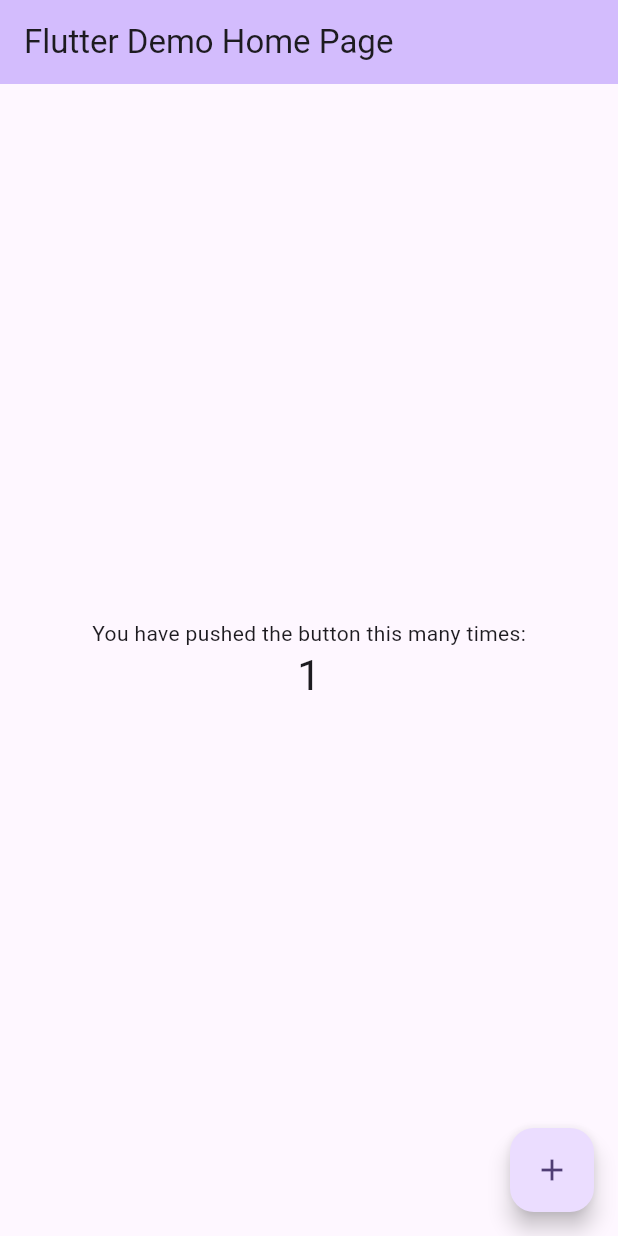
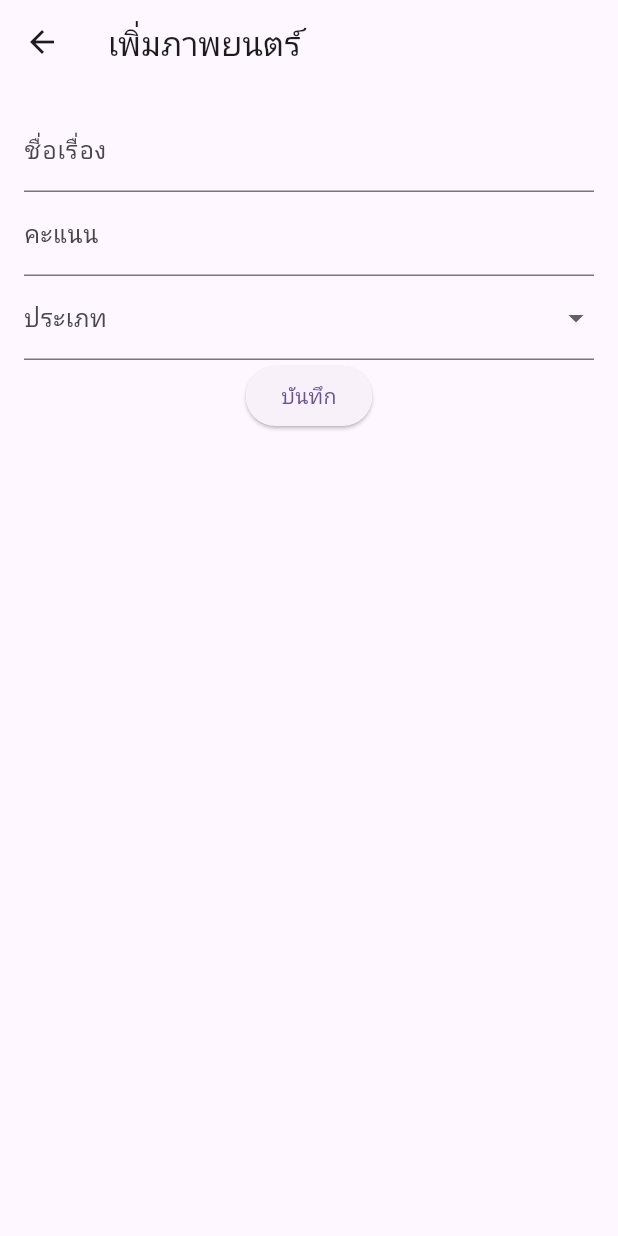
Before and after one commit to chalamphonw/movie_app, a Flutter app: the screen it shows after launch, after a tap on the "add" icon, on a phone screen of 412 x 824 dp. Run offline on Flutter 3.47's test engine with Material 3 defaults, Android fonts, the phone set to English and light mode, and no system bars; our stand-ins replace sembast; statements that could not run were skipped.

Commit message:
65311132

```diff
--- /dev/null
+++ b/lib/add_edit_movie_page.dart
@@ -0,0 +1,107 @@
+import 'package:flutter/material.dart';
+import 'movie_model.dart';
+
+class AddEditMoviePage extends StatefulWidget {
+  final Movie? movie;
+
+  const AddEditMoviePage({super.key, this.movie});
+
+  @override
+  State<AddEditMoviePage> createState() => _AddEditMoviePageState();
+}
+
+class _AddEditMoviePageState extends State<AddEditMoviePage> {
+  final _formKey = GlobalKey<FormState>();
+  final _titleController = TextEditingController();
+  final _ratingController = TextEditingController();
+  String? _genre;
+  DateTime _releaseDate = DateTime.now();
+
+  @override
+  void initState() {
+    super.initState();
+    if (widget.movie != null) {
+      _titleController.text = widget.movie!.title;
+      _ratingController.text = widget.movie!.rating.toString();
+      _genre = widget.movie!.genre;
+      _releaseDate = widget.movie!.releaseDate;
+    }
+  }
+
+  @override
+  Widget build(BuildContext context) {
+    return Scaffold(
+      appBar: AppBar(
+        title: Text(widget.movie == null ? 'เพิ่มภาพยนตร์' : 'แก้ไขภาพยนตร์'),
+      ),
+      body: Padding(
+        padding: const EdgeInsets.all(16.0),
+        child: Form(
+          key: _formKey,
+          child: Column(
+            children: <Widget>[
+              TextFormField(
+                controller: _titleController,
+                decoration: const InputDecoration(labelText: 'ชื่อเรื่อง'),
+                validator: (value) {
+                  if (value == null || value.isEmpty) {
+                    return 'กรุณาใส่ชื่อเรื่อง';
+                  }
+                  return null;
+                },
+              ),
+              TextFormField(
+                controller: _ratingController,
+                decoration: const InputDecoration(labelText: 'คะแนน'),
+                keyboardType: TextInputType.number,
+                validator: (value) {
+                  if (value == null || value.isEmpty) {
+                    return 'กรุณาใส่คะแนน';
+                  }
+                  return null;
+                },
+              ),
+              DropdownButtonFormField<String>(
+                value: _genre,
+                items: <String>['Action', 'Comedy', 'Drama', 'Sci-Fi']
+                    .map((String value) {
+                  return DropdownMenuItem<String>(
+                    value: value,
+                    child: Text(value),
+                  );
+                }).toList(),
+                onChanged: (newValue) {
+                  setState(() {
+                    _genre = newValue;
+                  });
+                },
+                decoration: const InputDecoration(labelText: 'ประเภท'),
+                validator: (value) {
+                  if (value == null || value.isEmpty) {
+                    return 'กรุณาเลือกประเภท';
+                  }
+                  return null;
+                },
+              ),
+              ElevatedButton(
+                onPressed: () {
+                  if (_formKey.currentState!.validate()) {
+                    final movie = Movie(
+                      id: widget.movie?.id,
+                      title: _titleController.text,
+                      rating: int.parse(_ratingController.text),
+                      genre: _genre!,
+                      releaseDate: _releaseDate,
+                    );
+                    Navigator.pop(context, movie);
+                  }
+                },
+                child: const Text('บันทึก'),
+              ),
+            ],
+          ),
+        ),
+      ),
+    );
+  }
+}
--- /dev/null
+++ b/lib/database_helper.dart
@@ -0,0 +1,35 @@
+class Movie {
+  int? id;
+  String title;
+  int rating;
+  String genre;
+  DateTime releaseDate;
+
+  Movie({
+    this.id,
+    required this.title,
+    required this.rating,
+    required this.genre,
+    required this.releaseDate,
+  });
+
+  Map<String, dynamic> toMap() {
+    return {
+      'id': id,
+      'title': title,
+      'rating': rating,
+      'genre': genre,
+      'releaseDate': releaseDate.toIso8601String(), // แปลง DateTime เป็น String
+    };
+  }
+
+  factory Movie.fromMap(Map<String, dynamic> map) {
+    return Movie(
+      id: map['id'],
+      title: map['title'],
+      rating: map['rating'],
+      genre: map['genre'],
+      releaseDate: DateTime.parse(map['releaseDate']), // แปลง String เป็น DateTime
+    );
+  }
+}
--- /dev/null
+++ b/lib/home_page.dart
@@ -0,0 +1,91 @@
+import 'package:flutter/material.dart';
+import 'add_edit_movie_page.dart';
+// ignore: library_prefixes
+import 'database_helper.dart' as dbHelperLib;
+// ignore: library_prefixes
+import 'movie_model.dart' as movieModelLib;
+
+class HomePage extends StatefulWidget {
+  const HomePage({super.key, required this.title});
+
+  final String title;
+
+  @override
+  State<HomePage> createState() => _HomePageState();
+}
+
+class _HomePageState extends State<HomePage> {
+  final dbHelper = dbHelperLib.DatabaseHelper.instance;
+  List<movieModelLib.Movie> movies = [];
+
+  @override
+  void initState() {
+    super.initState();
+    _refreshMovieList();
+  }
+
+  Future<void> _refreshMovieList() async {
+    final movieList = await dbHelper.getMovies();
+    setState(() {
+      movies = movieList;
+    });
+  }
+
+  @override
+  Widget build(BuildContext context) {
+    return Scaffold(
+      appBar: AppBar(
+        backgroundColor: Theme.of(context).colorScheme.inversePrimary,
+        title: Text(widget.title),
+      ),
+      body: ListView.builder(
+        itemCount: movies.length,
+        itemBuilder: (context, index) {
+          final movie = movies[index];
+          return Dismissible(
+            key: Key(movie.id.toString()),
+            onDismissed: (direction) async {
+              await dbHelper.deleteMovie(movie.id!);
+              _refreshMovieList();
+              // ignore: use_build_context_synchronously
+              ScaffoldMessenger.of(context).showSnackBar(
+                const SnackBar(content: Text('ภาพยนตร์ถูกลบแล้ว')),
+              );
+            },
+            background: Container(color: Colors.red),
+            child: ListTile(
+              title: Text(movie.title),
+              subtitle: Text('คะแนน: ${movie.rating}, ประเภท: ${movie.genre}'),
+              onTap: () async {
+                final result = await Navigator.push(
+                  context,
+                  MaterialPageRoute(
+                    builder: (context) => AddEditMoviePage(movie: movie),
+                  ),
+                );
+                if (result != null) {
+                  await dbHelper.updateMovie(result);
+                  _refreshMovieList();
+                }
+              },
+            ),
+          );
+        },
+      ),
+      floatingActionButton: FloatingActionButton(
+        onPressed: () async {
+          final result = await Navigator.push(
+            context,
+            MaterialPageRoute(builder: (context) => const AddEditMoviePage()),
+          );
+          if (result != null) {
+            await dbHelper.insertMovie(result);
+            _refreshMovieList();
+          }
+        },
+        tooltip: 'เพิ่มภาพยนตร์',
+        child: const Icon(Icons.add),
+      ),
+    );
+  }
+}
--- a/lib/main.dart
+++ b/lib/main.dart
@@ -1,4 +1,5 @@
 import 'package:flutter/material.dart';
+import 'home_page.dart';
 
 void main() {
   runApp(const MyApp());
@@ -7,119 +8,15 @@ void main() {
 class MyApp extends StatelessWidget {
   const MyApp({super.key});
 
-  // This widget is the root of your application.
   @override
   Widget build(BuildContext context) {
     return MaterialApp(
-      title: 'Flutter Demo',
+      title: 'Movie App',
       theme: ThemeData(
-        // This is the theme of your application.
-        //
-        // TRY THIS: Try running your application with "flutter run". You'll see
-        // the application has a purple toolbar. Then, without quitting the app,
-        // try changing the seedColor in the colorScheme below to Colors.green
-        // and then invoke "hot reload" (save your changes or press the "hot
-        // reload" button in a Flutter-supported IDE, or press "r" if you used
-        // the command line to start the app).
-        //
-        // Notice that the counter didn't reset back to zero; the application
-        // state is not lost during the reload. To reset the state, use hot
-        // restart instead.
-        //
-        // This works for code too, not just values: Most code changes can be
-        // tested with just a hot reload.
         colorScheme: ColorScheme.fromSeed(seedColor: Colors.deepPurple),
         useMaterial3: true,
       ),
-      home: const MyHomePage(title: 'Flutter Demo Home Page'),
+      home: const HomePage(title: 'รายชื่อภาพยนตร์'),
     );
   }
 }
-
-class MyHomePage extends StatefulWidget {
-  const MyHomePage({super.key, required this.title});
-
-  // This widget is the home page of your application. It is stateful, meaning
-  // that it has a State object (defined below) that contains fields that affect
-  // how it looks.
-
-  // This class is the configuration for the state. It holds the values (in this
-  // case the title) provided by the parent (in this case the App widget) and
-  // used by the build method of the State. Fields in a Widget subclass are
-  // always marked "final".
-
-  final String title;
-
-  @override
-  State<MyHomePage> createState() => _MyHomePageState();
-}
-
-class _MyHomePageState extends State<MyHomePage> {
-  int _counter = 0;
-
-  void _incrementCounter() {
-    setState(() {
-      // This call to setState tells the Flutter framework that something has
-      // changed in this State, which causes it to rerun the build method below
-      // so that the display can reflect the updated values. If we changed
-      // _counter without calling setState(), then the build method would not be
-      // called again, and so nothing would appear to happen.
-      _counter++;
-    });
-  }
-
-  @override
-  Widget build(BuildContext context) {
-    // This method is rerun every time setState is called, for instance as done
-    // by the _incrementCounter method above.
-    //
-    // The Flutter framework has been optimized to make rerunning build methods
-    // fast, so that you can just rebuild anything that needs updating rather
-    // than having to individually change instances of widgets.
-    return Scaffold(
-      appBar: AppBar(
-        // TRY THIS: Try changing the color here to a specific color (to
-        // Colors.amber, perhaps?) and trigger a hot reload to see the AppBar
-        // change color while the other colors stay the same.
-        backgroundColor: Theme.of(context).colorScheme.inversePrimary,
-        // Here we take the value from the MyHomePage object that was created by
-        // the App.build method, and use it to set our appbar title.
-        title: Text(widget.title),
-      ),
-      body: Center(
-        // Center is a layout widget. It takes a single child and positions it
-        // in the middle of the parent.
-        child: Column(
-          // Column is also a layout widget. It takes a list of children and
-          // arranges them vertically. By default, it sizes itself to fit its
-          // children horizontally, and tries to be as tall as its parent.
-          //
-          // Column has various properties to control how it sizes itself and
-          // how it positions its children. Here we use mainAxisAlignment to
-          // center the children vertically; the main axis here is the vertical
-          // axis because Columns are vertical (the cross axis would be
-          // horizontal).
-          //
-          // TRY THIS: Invoke "debug painting" (choose the "Toggle Debug Paint"
-          // action in the IDE, or press "p" in the console), to see the
-          // wireframe for each widget.
-          mainAxisAlignment: MainAxisAlignment.center,
-          children: <Widget>[
-            const Text(
-              'You have pushed the button this many times:',
-            ),
-            Text(
-              '$_counter',
-              style: Theme.of(context).textTheme.headlineMedium,
-            ),
-          ],
-        ),
-      ),
-      floatingActionButton: FloatingActionButton(
-        onPressed: _incrementCounter,
-        tooltip: 'Increment',
-        child: const Icon(Icons.add),
-      ), // This trailing comma makes auto-formatting nicer for build methods.
-    );
-  }
-}
--- /dev/null
+++ b/lib/movie_model.dart
@@ -0,0 +1,35 @@
+class Movie {
+  int? id;
+  String title;
+  int rating;
+  String genre;
+  DateTime releaseDate;
+
+  Movie({
+    this.id,
+    required this.title,
+    required this.rating,
+    required this.genre,
+    required this.releaseDate,
+  });
+
+  Map<String, dynamic> toMap() {
+    return {
+      'id': id,
+      'title': title,
+      'rating': rating,
+      'genre': genre,
+      'releaseDate': releaseDate.toIso8601String(), // แปลง DateTime เป็น String
+    };
+  }
+
+  factory Movie.fromMap(Map<String, dynamic> map) {
+    return Movie(
+      id: map['id'],
+      title: map['title'],
+      rating: map['rating'],
+      genre: map['genre'],
+      releaseDate: DateTime.parse(map['releaseDate']), // แปลง String เป็น DateTime
+    );
+  }
+}
--- a/pubspec.yaml
+++ b/pubspec.yaml
@@ -34,6 +34,11 @@ dependencies:
   # The following adds the Cupertino Icons font to your application.
   # Use with the CupertinoIcons class for iOS style icons.
   cupertino_icons: ^1.0.8
+  provider: ^6.1.2
+  sembast: ^3.8.2
+  path_provider: ^2.1.5
+  path: ^1.9.0
+  intl: ^0.20.2
 
 dev_dependencies:
   flutter_test:
```
Also changed, not shown: lib/add_page.dart (added, +93 -0 lines), lib/database/transactionDB.dart (added, +77 -0 lines), lib/model/transactionItem.dart (added, +8 -0 lines), lib/provider/transactionProvider.dart (added, +40 -0 lines), pubspec.lock, 1 other file.
